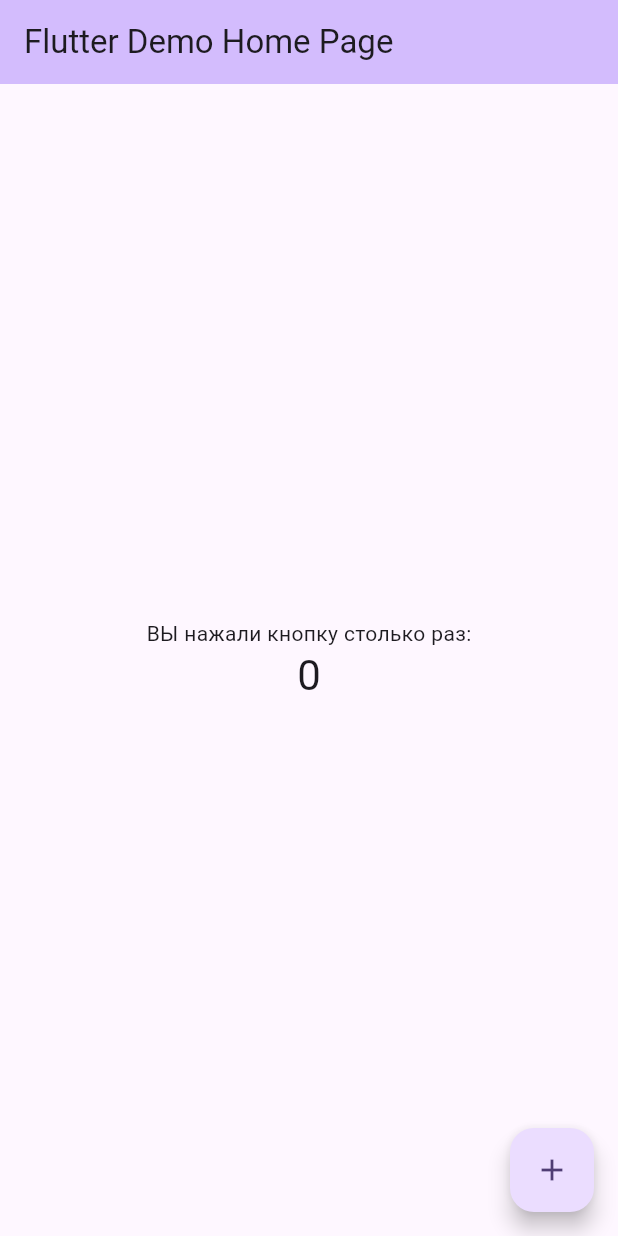
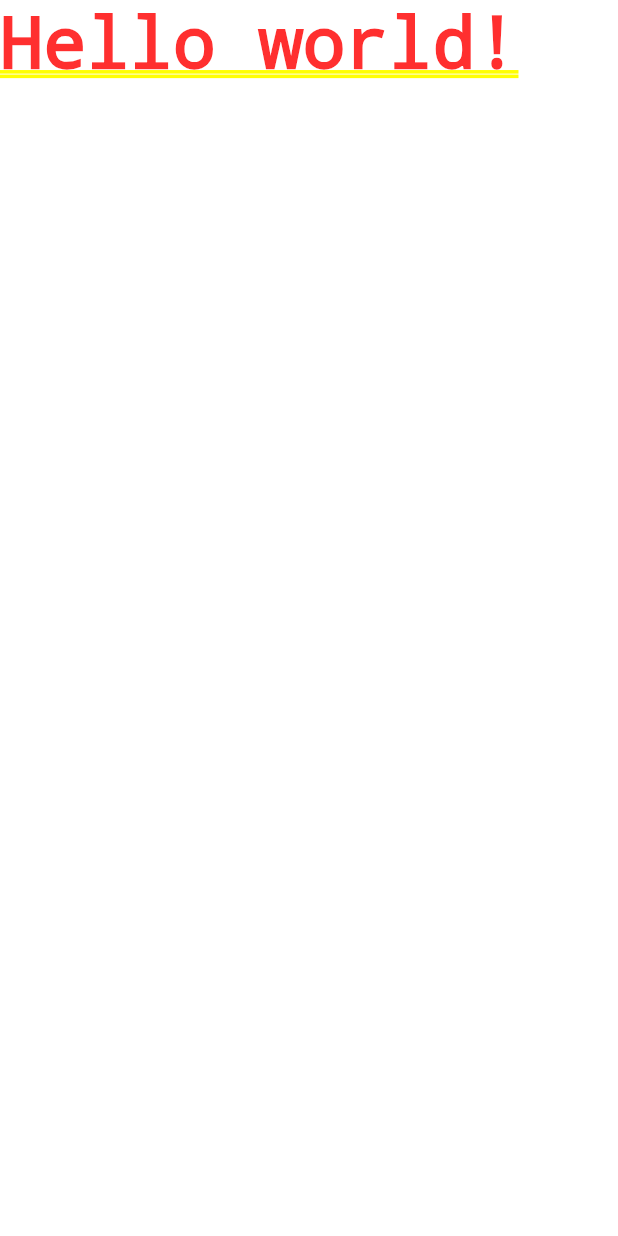
Before and after one commit to Sliceeee01/Flutter_Laba2, a Flutter app: the screen it shows after launch, on a phone screen of 412 x 824 dp. Run offline on Flutter 3.47's test engine with Material 3 defaults, Android fonts, the phone set to English and light mode, and no system bars.

Commit message:
MaterialApp with Hello World

```diff
--- a/lib/main.dart
+++ b/lib/main.dart
@@ -1,66 +1,5 @@
 import 'package:flutter/material.dart';
 
 void main() {
-  runApp(const MyApp());
+  runApp(MaterialApp(home: Text("Hello world!")));
 }
-
-class MyApp extends StatelessWidget {
-  const MyApp({super.key});
-
-  @override
-  Widget build(BuildContext context) {
-    return MaterialApp(
-      title: 'Flutter Demo',
-      theme: ThemeData(
-        colorScheme: ColorScheme.fromSeed(seedColor: Colors.deepPurple),
-      ),
-      home: const MyHomePage(title: 'Flutter Demo Home Page'),
-    );
-  }
-}
-
-class MyHomePage extends StatefulWidget {
-  const MyHomePage({super.key, required this.title});
-
-  final String title;
-
-  @override
-  State<MyHomePage> createState() => _MyHomePageState();
-}
-
-class _MyHomePageState extends State<MyHomePage> {
-  int _counter = 0;
-
-  void _incrementCounter() {
-    setState(() {
-      _counter++;
-    });
-  }
-
-  @override
-  Widget build(BuildContext context) {
-    return Scaffold(
-      appBar: AppBar(
-        backgroundColor: Theme.of(context).colorScheme.inversePrimary,
-        title: Text(widget.title),
-      ),
-      body: Center(
-        child: Column(
-          mainAxisAlignment: MainAxisAlignment.center,
-          children: [
-            const Text('ВЫ нажали кнопку столько раз:'),
-            Text(
-              '$_counter',
-              style: Theme.of(context).textTheme.headlineMedium,
-            ),
-          ],
-        ),
-      ),
-      floatingActionButton: FloatingActionButton(
-        onPressed: _incrementCounter,
-        tooltip: 'Increment',
-        child: const Icon(Icons.add),
-      ),
-    );
-  }
-}
```
Also changed, not shown: img/step4.jpg (added).
